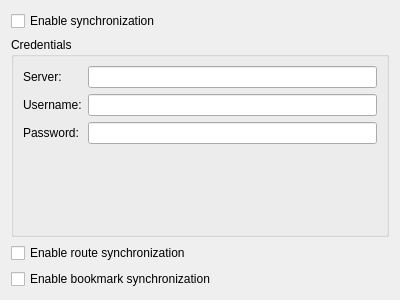
Qt form src/lib/MarbleCloudSyncSettingsWidget.ui (KDE/marble) before a commit.
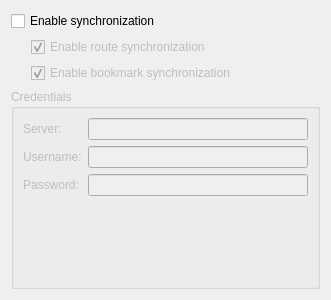
The same form after that commit.

Commit message: Move checkboxes closer to each other. State toggling. What's this help.

Patch:
```diff
--- a/src/lib/MarbleCloudSyncSettingsWidget.ui
+++ b/src/lib/MarbleCloudSyncSettingsWidget.ui
@@ -6,7 +6,7 @@
    <rect>
     <x>0</x>
     <y>0</y>
-    <width>400</width>
+    <width>331</width>
     <height>300</height>
    </rect>
   </property>
@@ -21,8 +21,92 @@
      </property>
     </widget>
    </item>
+   <item>
+    <layout class="QHBoxLayout" name="horizontalLayout_2">
+     <property name="sizeConstraint">
+      <enum>QLayout::SetDefaultConstraint</enum>
+     </property>
+     <item>
+      <spacer name="horizontalSpacer">
+       <property name="orientation">
+        <enum>Qt::Horizontal</enum>
+       </property>
+       <property name="sizeType">
+        <enum>QSizePolicy::Fixed</enum>
+       </property>
+       <property name="sizeHint" stdset="0">
+        <size>
+         <width>20</width>
+         <height>10</height>
+        </size>
+       </property>
+      </spacer>
+     </item>
+     <item>
+      <widget class="QCheckBox" name="kcfg_syncRoutes">
+       <property name="enabled">
+        <bool>false</bool>
+       </property>
+       <property name="whatsThis">
+        <string>Allows you to store routes in owncloud. Each route must be uploaded/downloaded manually.</string>
+       </property>
+       <property name="text">
+        <string>Enable route synchronization</string>
+       </property>
+       <property name="checked">
+        <bool>true</bool>
+       </property>
+      </widget>
+     </item>
+    </layout>
+   </item>
+   <item>
+    <layout class="QHBoxLayout" name="horizontalLayout">
+     <item>
+      <spacer name="horizontalSpacer_2">
+       <property name="orientation">
+        <enum>Qt::Horizontal</enum>
+       </property>
+       <property name="sizeType">
+        <enum>QSizePolicy::Fixed</enum>
+       </property>
+       <property name="sizeHint" stdset="0">
+        <size>
+         <width>20</width>
+         <height>10</height>
+        </size>
+       </property>
+      </spacer>
+     </item>
+     <item>
+      <widget class="QCheckBox" name="kcfg_syncBookmarks">
+       <property name="enabled">
+        <bool>false</bool>
+       </property>
+       <property name="whatsThis">
+        <string>Automatically sync all bookmarks to the server.</string>
+       </property>
+       <property name="text">
+        <string>Enable bookmark synchronization</string>
+       </property>
+       <property name="checked">
+        <bool>true</bool>
+       </property>
+      </widget>
+     </item>
+    </layout>
+   </item>
    <item>
     <widget class="QGroupBox" name="groupBox">
+     <property name="enabled">
+      <bool>false</bool>
+     </property>
+     <property name="sizePolicy">
+      <sizepolicy hsizetype="MinimumExpanding" vsizetype="MinimumExpanding">
+       <horstretch>0</horstretch>
+       <verstretch>0</verstretch>
+      </sizepolicy>
+     </property>
      <property name="title">
       <string>Credentials</string>
      </property>
@@ -60,20 +144,6 @@
      </layout>
     </widget>
    </item>
-   <item>
-    <widget class="QCheckBox" name="kcfg_syncRoutes">
-     <property name="text">
-      <string>Enable route synchronization</string>
-     </property>
-    </widget>
-   </item>
-   <item>
-    <widget class="QCheckBox" name="kcfg_syncBookmarks">
-     <property name="text">
-      <string>Enable bookmark synchronization</string>
-     </property>
-    </widget>
-   </item>
   </layout>
  </widget>
  <resources/>
```
Left out of the diff: 67 changed lines with no effect on the pictures.
